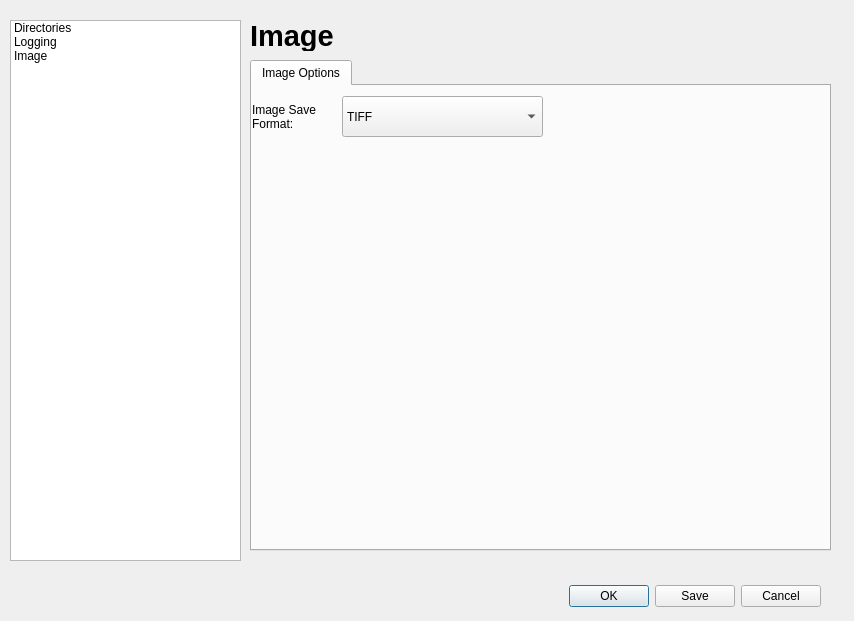
The window that settings.ui (ShreeshaN/USoundApp) describes before a commit, drawn with Qt 5.
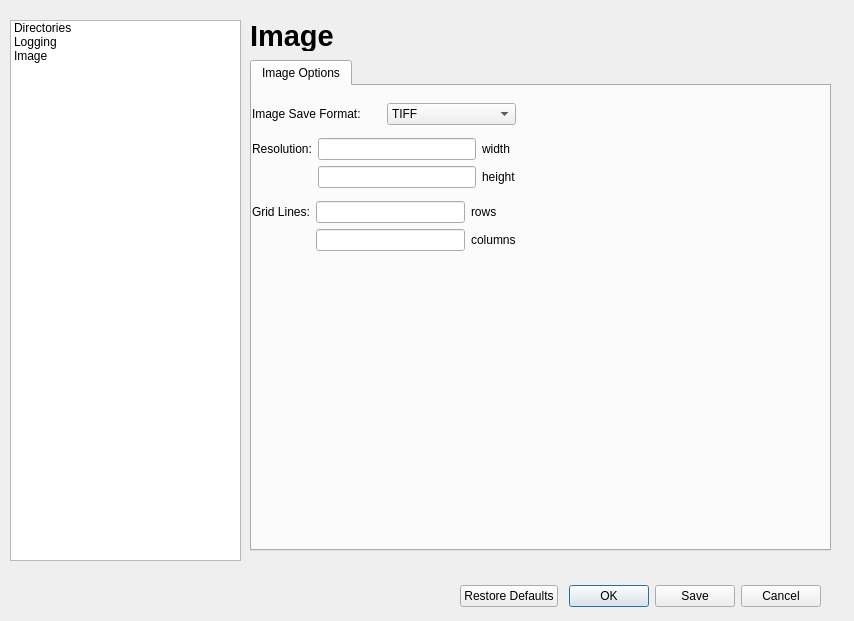
The same window after the commit. The open tabs and pages were chosen to show the change.

Commit message: Support for Setttings restore to defaults

```diff
--- a/settings.ui
+++ b/settings.ui
@@ -16,9 +16,9 @@
   <widget class="QDialogButtonBox" name="buttonBox">
    <property name="geometry">
     <rect>
-     <x>480</x>
+     <x>460</x>
      <y>580</y>
-     <width>341</width>
+     <width>361</width>
      <height>32</height>
     </rect>
    </property>
@@ -26,7 +26,7 @@
     <enum>Qt::Horizontal</enum>
    </property>
    <property name="standardButtons">
-    <set>QDialogButtonBox::Cancel|QDialogButtonBox::Ok|QDialogButtonBox::Save</set>
+    <set>QDialogButtonBox::Cancel|QDialogButtonBox::Ok|QDialogButtonBox::RestoreDefaults|QDialogButtonBox::Save</set>
    </property>
    <property name="centerButtons">
     <bool>false</bool>
@@ -494,15 +494,36 @@
       <attribute name="title">
        <string>Image Options</string>
       </attribute>
+      <widget class="QLabel" name="label_13">
+       <property name="geometry">
+        <rect>
+         <x>80</x>
+         <y>70</y>
+         <width>91</width>
+         <height>41</height>
+        </rect>
+       </property>
+       <property name="text">
+        <string/>
+       </property>
+       <property name="wordWrap">
+        <bool>true</bool>
+       </property>
+      </widget>
+      <widget class="QWidget" name="">
+       <property name="geometry">
+        <rect>
+         <x>0</x>
+         <y>10</y>
+         <width>264</width>
+         <height>162</height>
+        </rect>
+       </property>
+       <layout class="QGridLayout" name="gridLayout_4">
+        <item row="0" column="0">
+         <layout class="QGridLayout" name="gridLayout_3">
+          <item row="0" column="0">
       <widget class="QLabel" name="label_11">
-       <property name="geometry">
-        <rect>
-         <x>0</x>
-         <y>10</y>
-         <width>91</width>
-         <height>41</height>
-        </rect>
-       </property>
        <property name="text">
         <string>Image Save Format:</string>
        </property>
@@ -510,15 +531,9 @@
         <bool>true</bool>
        </property>
       </widget>
+          </item>
+          <item row="0" column="1">
       <widget class="QComboBox" name="imageSaveFormatToolbox">
-       <property name="geometry">
-        <rect>
-         <x>90</x>
-         <y>10</y>
-         <width>201</width>
-         <height>41</height>
-        </rect>
-       </property>
        <item>
         <property name="text">
          <string>TIFF</string>
@@ -559,6 +574,95 @@
          <string>IMA</string>
         </property>
        </item>
+           </widget>
+          </item>
+         </layout>
+        </item>
+        <item row="1" column="0">
+         <layout class="QGridLayout" name="gridLayout_2">
+          <item row="0" column="0">
+           <widget class="QLabel" name="label_18">
+            <property name="text">
+             <string>Resolution:</string>
+            </property>
+            <property name="wordWrap">
+             <bool>true</bool>
+            </property>
+           </widget>
+          </item>
+          <item row="0" column="1">
+           <widget class="QLineEdit" name="resolutionWidth">
+            <property name="text">
+             <string/>
+            </property>
+           </widget>
+          </item>
+          <item row="0" column="2">
+           <widget class="QLabel" name="label_19">
+            <property name="text">
+             <string>width</string>
+            </property>
+           </widget>
+          </item>
+          <item row="1" column="1">
+           <widget class="QLineEdit" name="resolutionHeight">
+            <property name="text">
+             <string/>
+            </property>
+           </widget>
+          </item>
+          <item row="1" column="2">
+           <widget class="QLabel" name="label_20">
+            <property name="text">
+             <string>height</string>
+            </property>
+           </widget>
+          </item>
+         </layout>
+        </item>
+        <item row="2" column="0">
+         <layout class="QGridLayout" name="gridLayout">
+          <item row="0" column="0">
+           <widget class="QLabel" name="label_12">
+            <property name="text">
+             <string>Grid Lines:</string>
+            </property>
+            <property name="wordWrap">
+             <bool>true</bool>
+            </property>
+           </widget>
+          </item>
+          <item row="0" column="2">
+           <widget class="QLabel" name="label_16">
+            <property name="text">
+             <string>rows</string>
+            </property>
+           </widget>
+          </item>
+          <item row="1" column="1">
+           <widget class="QLineEdit" name="gridColumns">
+            <property name="text">
+             <string/>
+            </property>
+           </widget>
+          </item>
+          <item row="1" column="2">
+           <widget class="QLabel" name="label_17">
+            <property name="text">
+             <string>columns</string>
+            </property>
+           </widget>
+          </item>
+          <item row="0" column="1">
+           <widget class="QLineEdit" name="gridRows">
+            <property name="text">
+             <string/>
+            </property>
+           </widget>
+          </item>
+         </layout>
+        </item>
+       </layout>
       </widget>
      </widget>
     </widget>
```
Left out of the diff: 2 changed lines with no effect on the pictures. Lines whose indentation alone changed are shown as unchanged. The commit also changes 4 other files.
